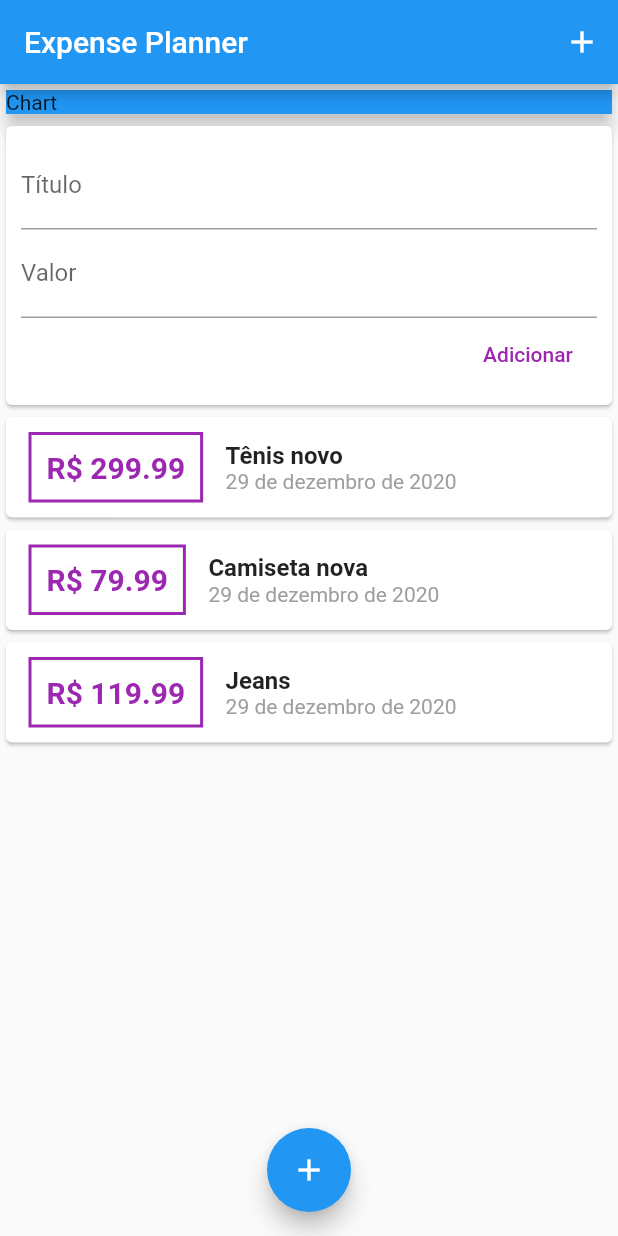
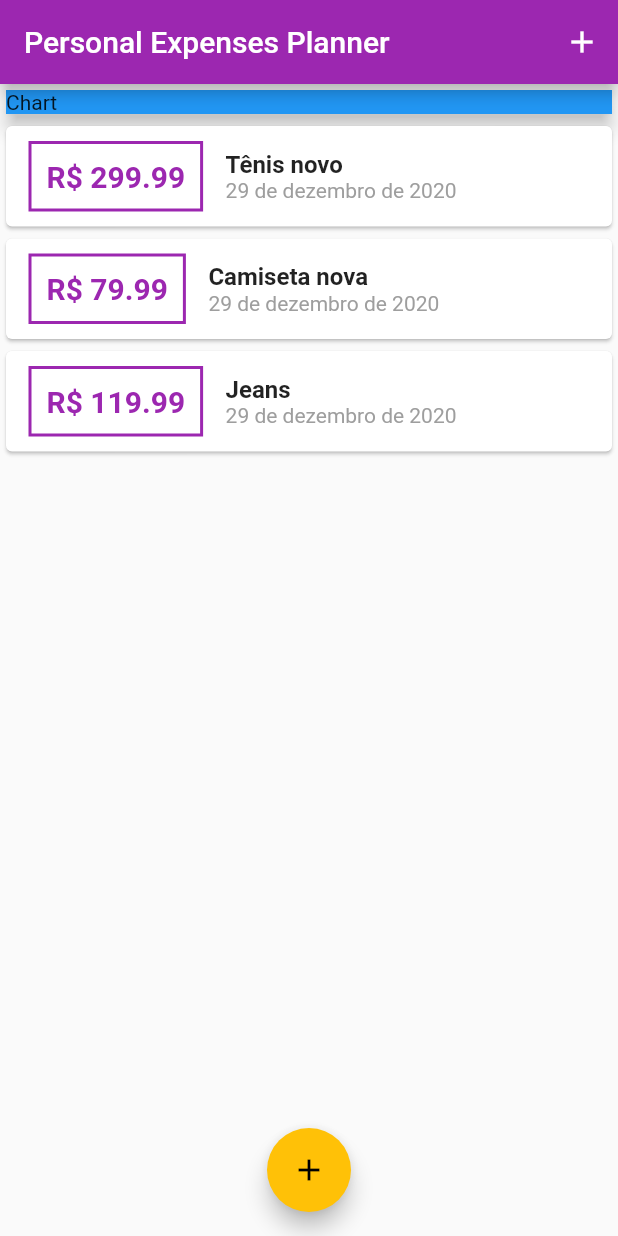
Before and after one commit to zigante/expense_planner, a Flutter app: the screen it shows after launch, on a phone screen of 412 x 824 dp. Run offline on Flutter 3.47's test engine with Material 2 defaults, Android fonts, the phone set to English and light mode, and no system bars.

Commit message:
handle state at main file + remove form from main screen + start configuring application theme

```diff
--- a/lib/main.dart
+++ b/lib/main.dart
@@ -1,7 +1,10 @@
+import 'package:flutter/gestures.dart';
 import 'package:flutter/material.dart';
 import 'package:intl/date_symbol_data_local.dart';
 
-import './widgets/transactions.dart';
+import './models/transaction.dart';
+import './widgets/new_transaction.dart';
+import './widgets/transaction_list.dart';
 
 void main() => runApp(MyApp());
 
@@ -11,21 +14,55 @@ class MyApp extends StatelessWidget {
     initializeDateFormatting('pt_BR');
     return MaterialApp(
       home: MyHomePage(),
-      title: 'Flutter App',
+      theme: ThemeData(
+        primarySwatch: Colors.purple,
+        accentColor: Colors.amber,
+      ),
+      title: 'Personal Expenses Planner',
     );
   }
 }
 
-class MyHomePage extends StatelessWidget {
+class MyHomePage extends StatefulWidget {
+  @override
+  _MyHomePageState createState() => _MyHomePageState();
+}
+
+class _MyHomePageState extends State<MyHomePage> {
+  final List<Transaction> _transactions = [
+    Transaction(id: 'tx1', title: 'Tênis novo', amount: 299.99, date: DateTime.now()),
+    Transaction(id: 'tx2', title: 'Camiseta nova', amount: 79.99, date: DateTime.now()),
+    Transaction(id: 'tx3', title: 'Jeans', amount: 119.99, date: DateTime.now()),
+  ];
+
+  void _addNewTransaction(String title, double amount) {
+    final newTransaction = Transaction(
+      title: title,
+      amount: amount,
+      date: new DateTime.now(),
+      id: 'tx${this._transactions.length + 1}',
+    );
+
+    setState(() {
+      this._transactions.add(newTransaction);
+    });
+  }
+
   void startAddNewTransaction(BuildContext context) {
-    showModalBottomSheet(context: context, builder: (_) => null);
+    showModalBottomSheet(
+        context: context,
+        builder: (_) => GestureDetector(
+              onTap: () => null,
+              child: NewTransaction(_addNewTransaction),
+              behavior: HitTestBehavior.opaque,
+            ));
   }
 
   @override
   Widget build(BuildContext context) {
     return Scaffold(
       appBar: AppBar(
-        title: Text('Expense Planner'),
+        title: Text('Personal Expenses Planner'),
         actions: [
           IconButton(
             icon: Icon(Icons.add),
@@ -42,7 +79,9 @@ class MyHomePage extends StatelessWidget {
               child: Container(color: Colors.blue, child: Text('Chart'), width: double.infinity),
               elevation: 5,
             ),
-            Transactions()
+            Column(children: [
+              TransactionList(this._transactions),
+            ]),
           ],
         ),
       ),
--- a/lib/widgets/transaction_list.dart
+++ b/lib/widgets/transaction_list.dart
@@ -20,10 +20,10 @@ class TransactionList extends StatelessWidget {
                 Container(
                   padding: EdgeInsets.all(10),
                   margin: EdgeInsets.symmetric(vertical: 10, horizontal: 15),
-                  decoration: BoxDecoration(border: Border.all(color: Colors.purple, width: 2)),
+                  decoration: BoxDecoration(border: Border.all(color: Theme.of(context).primaryColor, width: 2)),
                   child: Text(
                     'R\$ ${currentTransaction.amount.toStringAsFixed(2)}',
-                    style: TextStyle(fontWeight: FontWeight.bold, fontSize: 20, color: Colors.purple),
+                    style: TextStyle(fontWeight: FontWeight.bold, fontSize: 20, color: Theme.of(context).primaryColor),
                   ),
                 ),
                 Column(
--- a/lib/widgets/transactions.dart
+++ /dev/null
@@ -1,39 +0,0 @@
-import 'package:flutter/material.dart';
-
-import './new_transaction.dart';
-import './transaction_list.dart';
-import '../models/transaction.dart';
-
-class Transactions extends StatefulWidget {
-  @override
-  _TransactionsState createState() => _TransactionsState();
-}
-
-class _TransactionsState extends State<Transactions> {
-  final List<Transaction> _transactions = [
-    Transaction(id: 'tx1', title: 'Tênis novo', amount: 299.99, date: DateTime.now()),
-    Transaction(id: 'tx2', title: 'Camiseta nova', amount: 79.99, date: DateTime.now()),
-    Transaction(id: 'tx3', title: 'Jeans', amount: 119.99, date: DateTime.now()),
-  ];
-
-  void _addNewTransaction(String title, double amount) {
-    final newTransaction = Transaction(
-      title: title,
-      amount: amount,
-      date: new DateTime.now(),
-      id: 'tx${this._transactions.length + 1}',
-    );
-
-    setState(() {
-      this._transactions.add(newTransaction);
-    });
-  }
-
-  @override
-  Widget build(BuildContext context) {
-    return Column(children: [
-      NewTransaction(_addNewTransaction),
-      TransactionList(this._transactions),
-    ]);
-  }
-}
```
Also changed, not shown: lib/widgets/new_transaction.dart (+11 -5 lines).
